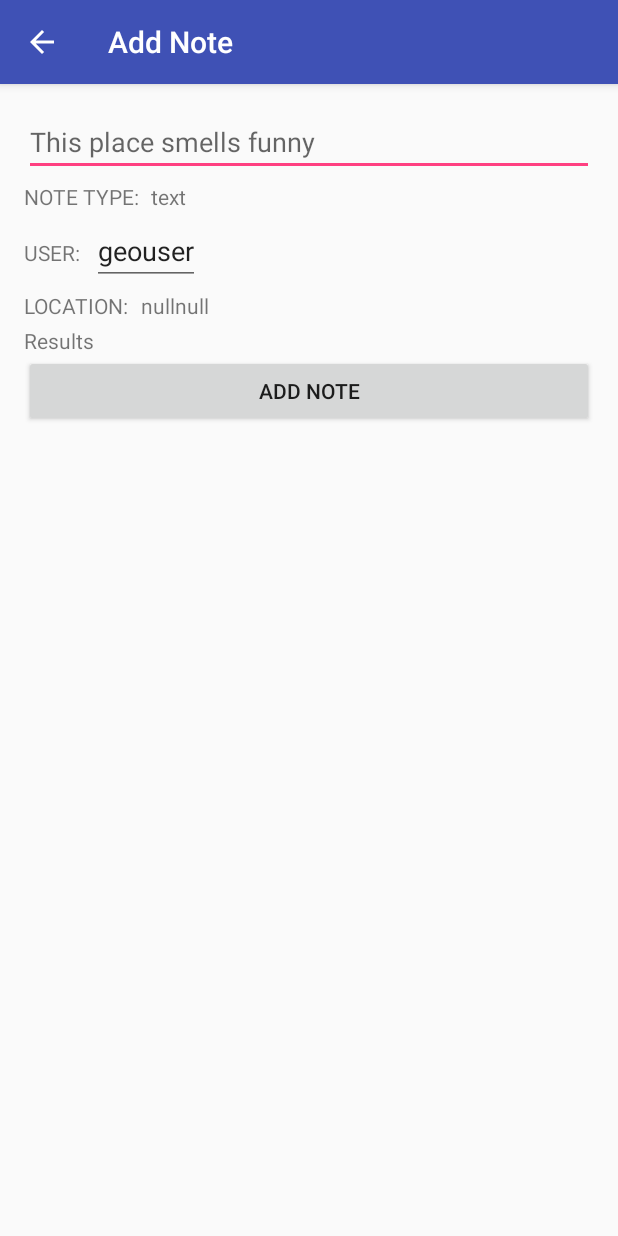
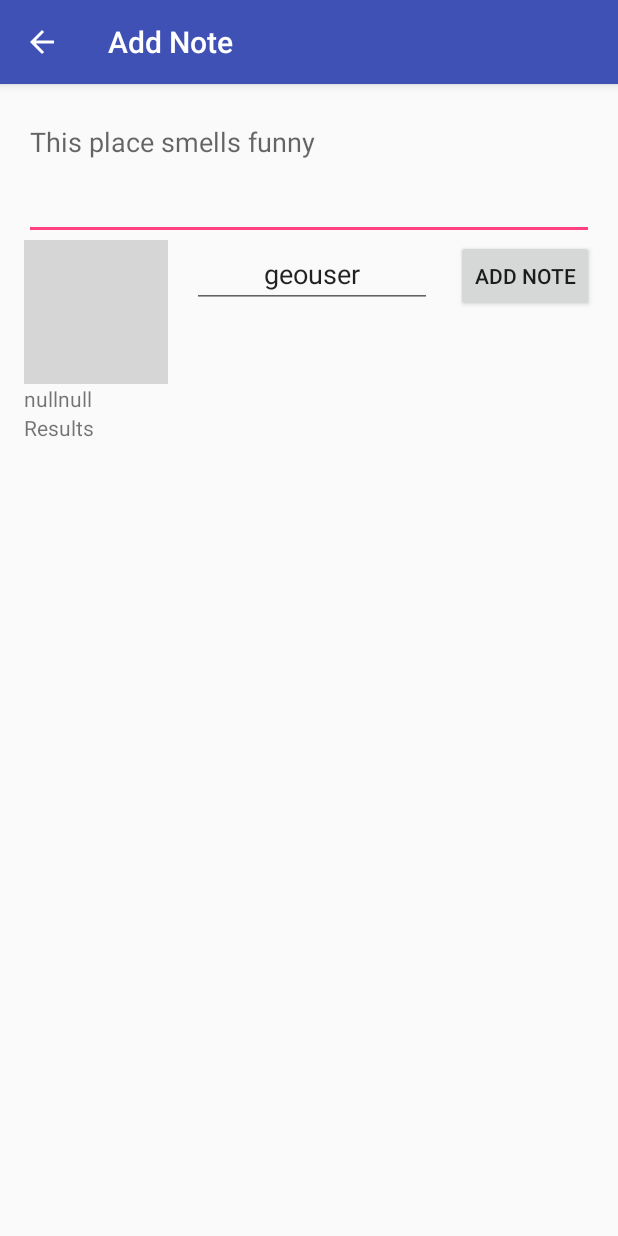
Before and after one commit to xxrobot/geonotes, an Android app: the addNote screen opened directly, with no data from a screen before it, after a tap on "ADD NOTE", on a phone screen of 412 x 824 dp. Run offline under Robolectric (Android 15) with nearby library versions, the phone set to English and light mode, and no system bars; our stand-ins replace Volley; network calls fail; grey boxes are pictures that could not be loaded.

Commit message:
change add note ui

```diff
--- a/app/src/main/java/tacos/vegas/geonotes/addNote.java
+++ b/app/src/main/java/tacos/vegas/geonotes/addNote.java
@@ -25,7 +25,7 @@ import java.net.URLEncoder;
 public class addNote extends AppCompatActivity {
     String lat;
     String lng;
-    String TAG="addNote";
+    String TAG = "addNote";
     //Shared Preferences Name
     public static final String PREFS_NAME = "geonotesPrefs";
 
@@ -41,13 +41,14 @@ public class addNote extends AppCompatActivity {
 
 
     //This is the button handler for submit note
-    public void submitNote(View view){
+    public void submitNote(View view) {
 
         TextView userTextView = (TextView) findViewById(R.id.user);
         String user = userTextView.getText().toString();
 
-        TextView typeTextView = (TextView) findViewById(R.id.type);
-        String type = typeTextView.getText().toString();
+//        TextView typeTextView = (TextView) findViewById(R.id.type);
+//        String type = typeTextView.getText().toString();
+        String type = "text";
 
         final TextView noteTextView = (TextView) findViewById(R.id.note);
 
@@ -66,7 +67,7 @@ public class addNote extends AppCompatActivity {
         //String JsonURL = "http://192.168.1.10/geonotes/api/add.php?user="+user+"&lat="+lat+"&lng="+lng+"&type="+type+"&data="+note;
 
         String apiURL = getResources().getString(R.string.apiURL);
-        String JsonURL = apiURL + "add.php?user="+user+"&lat="+lat+"&lng="+lng+"&type="+type+"&data="+note;
+        String JsonURL = apiURL + "add.php?user=" + user + "&lat=" + lat + "&lng=" + lng + "&type=" + type + "&data=" + note;
 
         // Creating the JsonObjectRequest class called obreq, passing required parameters:
         //GET is used to fetch data from the server, JsonURL is the URL to be fetched from.
@@ -109,7 +110,7 @@ public class addNote extends AppCompatActivity {
                             // Adds the data string to the TextView "results"
                             results.setText(response.getString("message"));
 
-                            if(response.getInt("status")==200){
+                            if (response.getInt("status") == 200) {
                                 noteTextView.setText("");
                                 noteTextView.setInputType(0);
 
@@ -156,13 +157,11 @@ public class addNote extends AppCompatActivity {
         debugTextView.setText(lat + lng);
 
 
+        //Gets username from SharedPreferences
+        SharedPreferences settings = getSharedPreferences(PREFS_NAME, 0);
+        String username = settings.getString("username", "geouser");
 
-
-        //Gets username from SharedPreferences
-        SharedPreferences settings = getSharedPreferences(PREFS_NAME,0);
-        String username = settings.getString("username","geouser");
-
-        Log.e("Addnote","try to get username in prefs: " + username);
+        Log.e("Addnote", "try to get username in prefs: " + username);
 
         TextView myUsername = (TextView) findViewById(R.id.user);
         myUsername.setText(username);
@@ -175,22 +174,19 @@ public class addNote extends AppCompatActivity {
         results = (TextView) findViewById(R.id.jsonData);
 
 
-
     }
 
     @Override
     protected void onDestroy() {
         super.onDestroy();
 
-        //save username
+        //save username to SharedPreferences
+        EditText username = (EditText) findViewById(R.id.user);
+        Log.e("Addnote", "saving username to prefs" + username.getText().toString());
 
-
-        EditText username = (EditText) findViewById(R.id.user);
-        Log.e("Addnote","saving username to prefs" + username.getText().toString());
-
-        SharedPreferences settings = getSharedPreferences(PREFS_NAME,0);
+        SharedPreferences settings = getSharedPreferences(PREFS_NAME, 0);
         SharedPreferences.Editor editor = settings.edit();
-        editor.putString("username",username.getText().toString());
+        editor.putString("username", username.getText().toString());
         //commit changes
         editor.commit();
 
--- a/app/src/main/res/layout/activity_add_note.xml
+++ b/app/src/main/res/layout/activity_add_note.xml
@@ -14,98 +14,60 @@
         android:paddingTop="@dimen/activity_vertical_margin"
         tools:context="tacos.vegas.geonotes.addNote">
 
-
-        <LinearLayout
-            android:layout_width="match_parent"
-            android:layout_height="match_parent"
-            android:orientation="vertical">
-
-
         <EditText
             android:id="@+id/note"
             android:layout_width="match_parent"
             android:layout_height="wrap_content"
             android:gravity="top|left"
             android:hint="@string/addNoteHintText"
-                android:inputType="textMultiLine" />
+            android:inputType="textMultiLine"
+            android:minLines="3"/>
 
+
+        <!--hangous bar-->
         <LinearLayout
+            android:layout_width="match_parent"
+            android:layout_height="match_parent"
+            android:orientation="horizontal">
+
+            <ImageView
                 android:layout_width="wrap_content"
                 android:layout_height="wrap_content"
-                android:orientation="horizontal">
-
-                <TextView
-                    android:id="@+id/typeLabel"
-                    style="@style/addNoteLabel"
-                    android:layout_width="wrap_content"
-                    android:layout_height="wrap_content"
-                    android:text="@string/noteTypeLabel" />
-
-                <TextView
-                    android:id="@+id/type"
-                    android:layout_width="match_parent"
-                    android:layout_height="wrap_content"
-                    android:layout_toRightOf="@id/typeLabel"
-                    android:text="text" />
-            </LinearLayout>
-
-            <LinearLayout
-                android:layout_width="wrap_content"
-                android:layout_height="wrap_content"
-                android:orientation="horizontal">
-
-                <TextView
-                    android:id="@+id/userLabel"
-                    style="@style/addNoteLabel"
-                    android:layout_width="wrap_content"
-                    android:layout_height="wrap_content"
-                    android:text="@string/userLabel" />
+                android:src="@drawable/ic_insert_comment_black_24dp"/>
 
             <EditText
                 android:id="@+id/user"
-                    android:layout_width="match_parent"
-                    android:layout_height="wrap_content"
-                    android:layout_toRightOf="@id/userLabel"
-                    />
-            </LinearLayout>
-
-            <LinearLayout
                 android:layout_width="wrap_content"
                 android:layout_height="wrap_content"
-                android:orientation="horizontal">
+                android:text="geouser"
+                android:layout_weight="1"
+                android:textAlignment="center"
+                android:paddingRight="16dp"
+                android:paddingLeft="16dp"
+                android:layout_marginRight="16dp"
+                android:layout_marginLeft="16dp" />
 
-                <TextView
-                    android:id="@+id/locationLabel"
-                    style="@style/addNoteLabel"
+            <Button
+                android:id="@+id/submitNote"
                 android:layout_width="wrap_content"
                 android:layout_height="wrap_content"
-                    android:text="@string/Location" />
+                android:layout_weight="0"
+                android:onClick="submitNote"
+                android:text="@string/addNoteButton" />
+
+        </LinearLayout>
 
         <TextView
             android:id="@+id/debug"
             android:layout_width="match_parent"
             android:layout_height="wrap_content"
-                    android:layout_toRightOf="@id/userLabel"
             android:text="Lat: 123, Lng: 123" />
-            </LinearLayout>
 
         <TextView
             android:id="@+id/jsonData"
             android:layout_width="wrap_content"
             android:layout_height="wrap_content"
             android:text="Results" />
-
-            <Button
-                android:id="@+id/submitNote"
-                android:layout_width="match_parent"
-                android:layout_height="wrap_content"
-                android:layout_alignParentBottom="true"
-                android:layout_weight="0"
-                android:onClick="submitNote"
-                android:text="@string/addNoteButton" />
-        </LinearLayout>
-
-
     </LinearLayout>
 
 </ScrollView>
```
Lines whose indentation alone changed are shown as unchanged.
